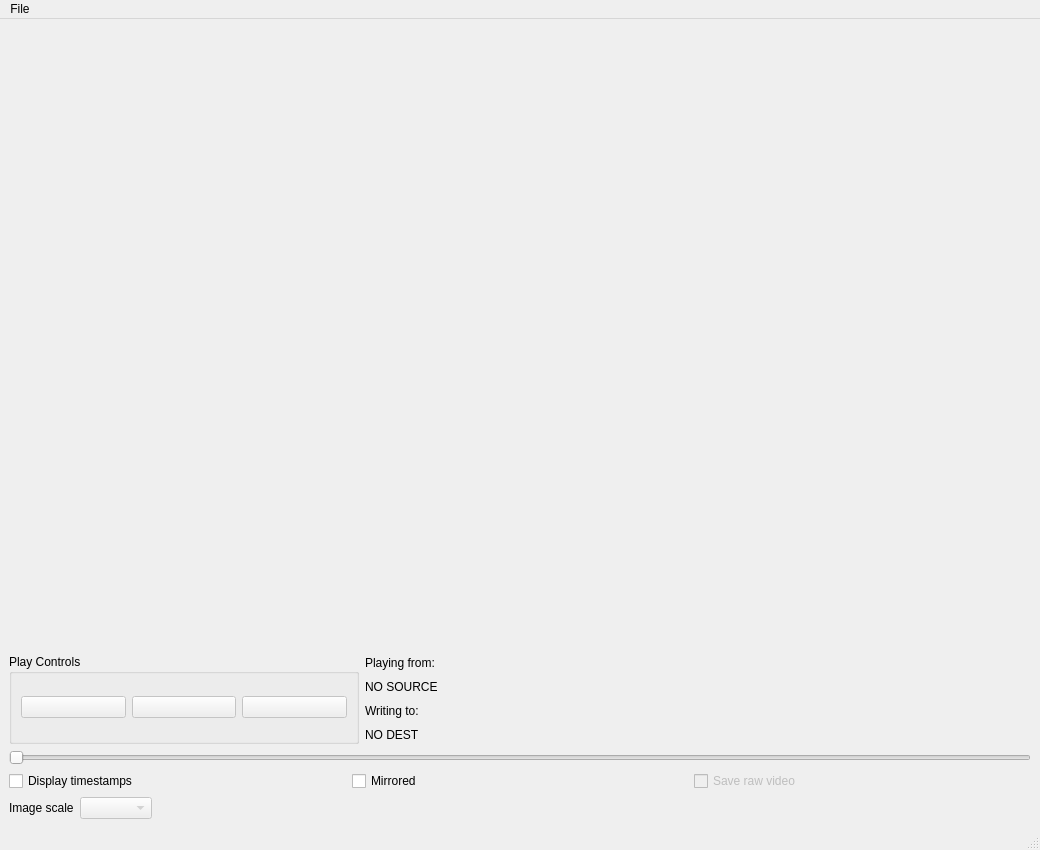
Above: scorer_gui/obj_scorer_ui.ui from NeuroNetMem/score before the change. Below: the same form after it.
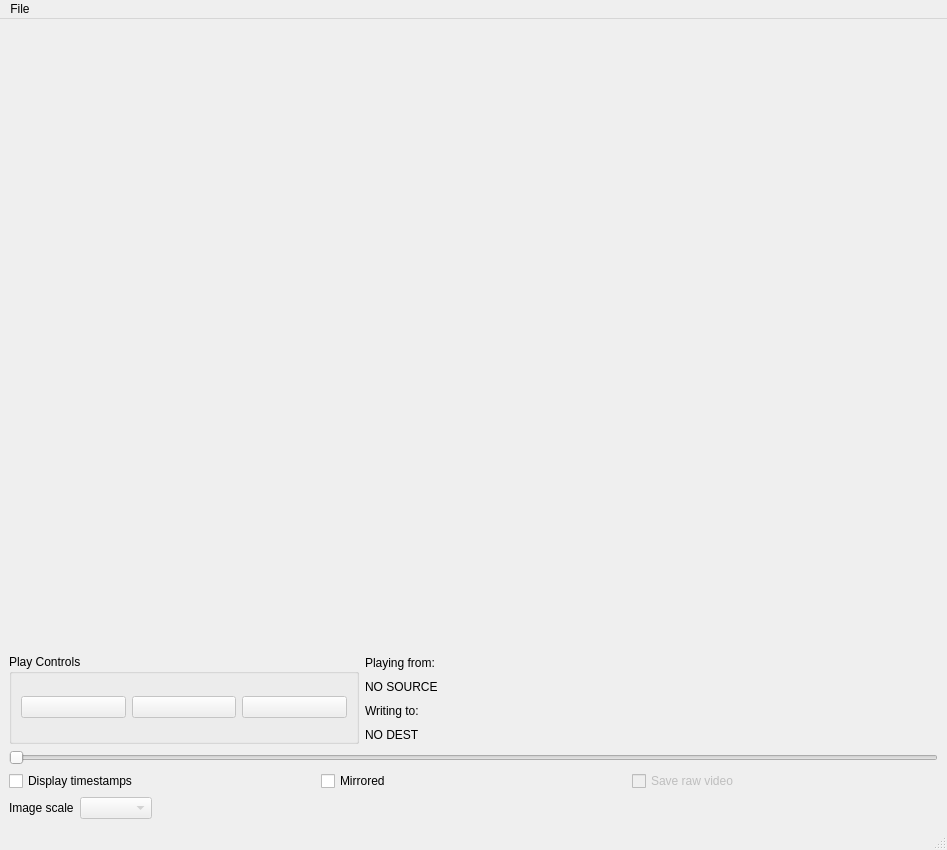
That is the form after the change. Icons and pictures are not drawn. Custom widgets are drawn as their Qt base class.

```diff
--- a/scorer_gui/obj_scorer_ui.ui
+++ b/scorer_gui/obj_scorer_ui.ui
@@ -6,7 +6,7 @@
    <rect>
     <x>0</x>
     <y>0</y>
-    <width>1040</width>
+    <width>947</width>
     <height>850</height>
    </rect>
   </property>
@@ -279,7 +279,7 @@
     <rect>
      <x>0</x>
      <y>0</y>
-     <width>1040</width>
+     <width>947</width>
      <height>22</height>
     </rect>
    </property>
```
Left out of the diff: 7 changed lines with no effect on the pictures.
